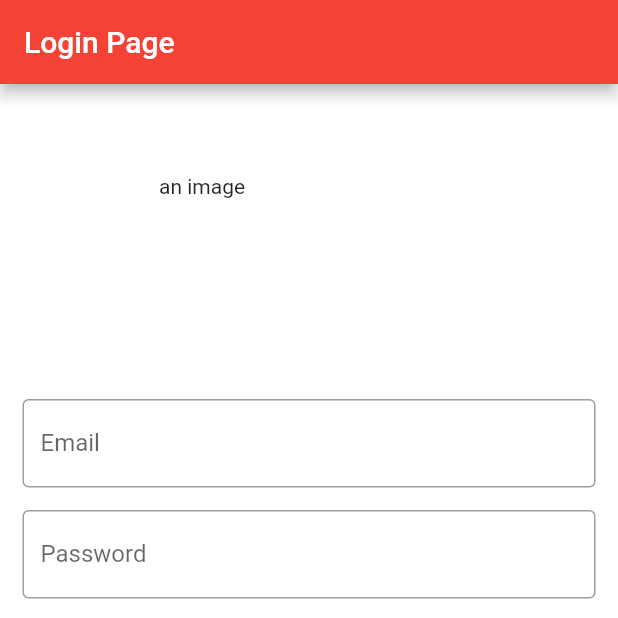
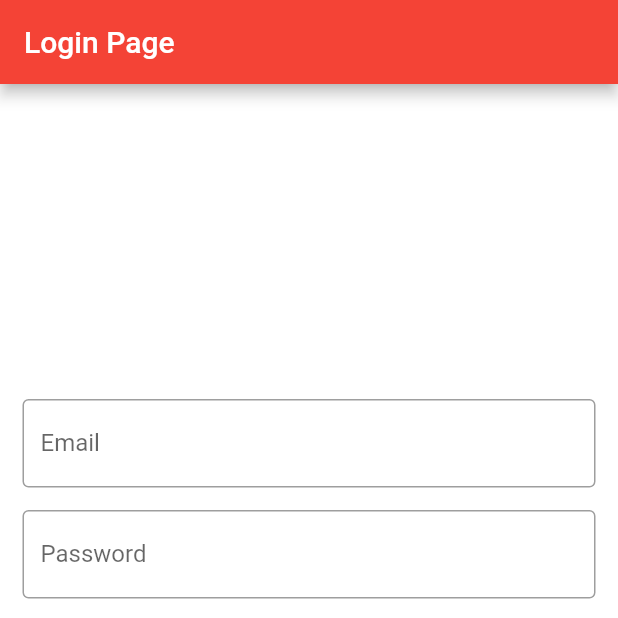
Before and after one commit to Lsfhv/bike-tour-app, a Flutter app: the screen it shows after launch, on a phone screen of 412 x 824 dp, the top half of it. Run offline on Flutter 3.47's test engine with Material 2 defaults, Android fonts, the phone set to English and light mode, and no system bars; our stand-ins replace firebase_auth, firebase_core, google_fonts, google_maps_flutter; accounts and stored records are empty.

Commit message:
get rid of redundent code

```diff
--- a/lib/screens/authenticate/sign_in_form.dart
+++ b/lib/screens/authenticate/sign_in_form.dart
@@ -46,10 +46,6 @@ class _SignInFormState extends State<SignInForm> {
                 child: SizedBox(
                   width: 200,
                   height: 150,
-                  /*decoration: BoxDecoration(
-                        color: Colors.red,
-                        borderRadius: BorderRadius.circular(50.0)),*/
-                  child: Text("an image"),
                 ),
               ),
             ),
```
Also changed, not shown: lib/main.dart (+0 -11 lines), lib/screens/authenticate/authenticate.dart (deleted, +0 -16 lines).
